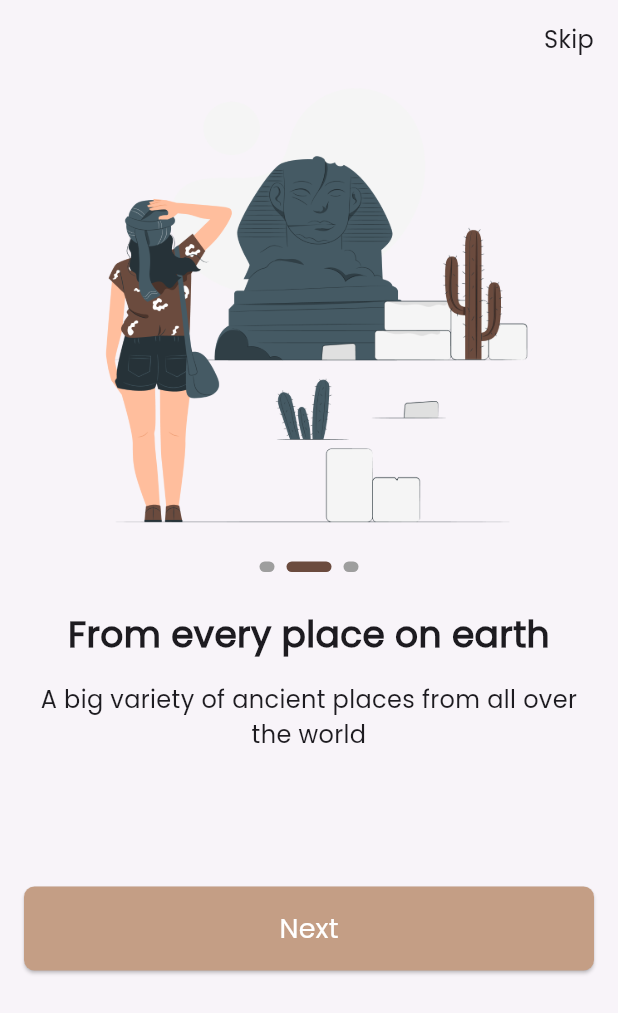
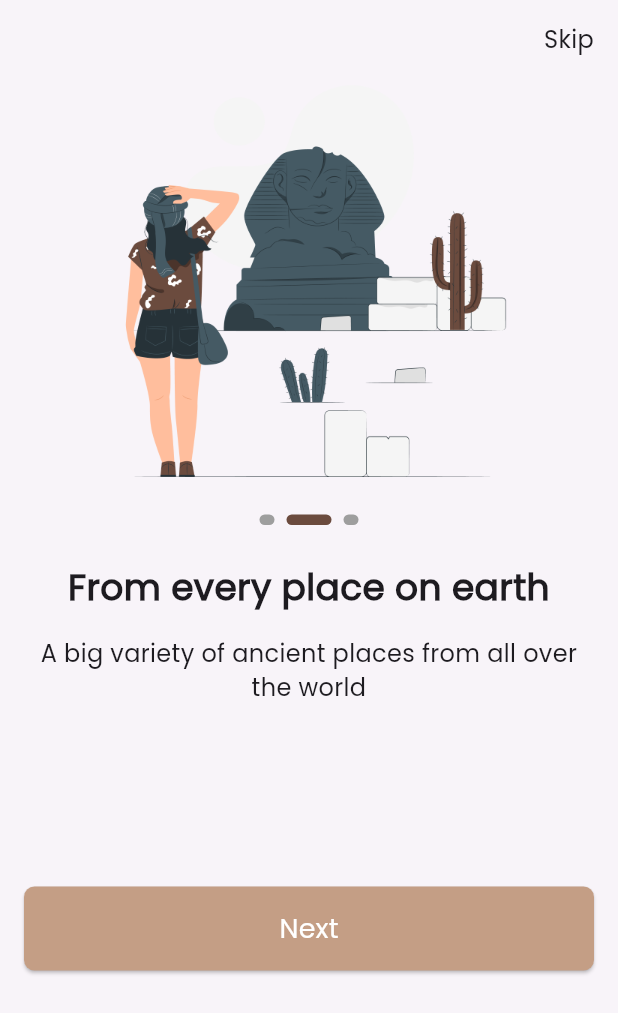
Before and after one commit to MohamedEmam8954/Dalel, a Flutter app: the screen it shows after launch, after a tap on "Next", on a phone screen of 412 x 824 dp. Shown: the top 1013 px of the screen. Run offline on Flutter 3.47's test engine with Material 3 defaults, Android fonts, the phone set to English and light mode, and no system bars; drawn by our look-alikes of smooth_page_indicator; our stand-ins replace go_router.

Commit message:
refactor our code

```diff
--- a/lib/core/functions/customNavgation.dart
+++ b/lib/core/functions/customNavgation.dart
@@ -3,3 +3,7 @@ import 'package:go_router/go_router.dart';
 void customNavgation(context, String path) {
   GoRouter.of(context).push(path);
 }
+
+void customReplacementNavgation(context, String path) {
+  GoRouter.of(context).pushReplacement(path);
+}
--- a/lib/features/onboarding/presentation/widgets/customPageViewBody.dart
+++ b/lib/features/onboarding/presentation/widgets/customPageViewBody.dart
@@ -20,9 +20,17 @@ class CustomPageViewBody extends StatelessWidget {
   Widget build(BuildContext context) {
     return Column(
       children: [
-        Image.asset(
-          img,
-          fit: BoxFit.fill,
+        Container(
+          height: 290,
+          width: 343,
+          decoration: BoxDecoration(
+            image: DecorationImage(
+              image: AssetImage(
+                img,
+              ),
+              fit: BoxFit.cover,
+            ),
+          ),
         ),
         const SizedBox(
           height: 15,
@@ -35,6 +43,8 @@ class CustomPageViewBody extends StatelessWidget {
           title,
           style: AppStyles.styles24,
           textAlign: TextAlign.center,
+          maxLines: 2,
+          overflow: TextOverflow.ellipsis,
         ),
         const SizedBox(
           height: 16,
@@ -43,6 +53,8 @@ class CustomPageViewBody extends StatelessWidget {
           subtitle,
           style: AppStyles.styles16,
           textAlign: TextAlign.center,
+          maxLines: 2,
+          overflow: TextOverflow.ellipsis,
         ),
       ],
     );
--- a/lib/features/onboarding/presentation/widgets/custompageView.dart
+++ b/lib/features/onboarding/presentation/widgets/custompageView.dart
@@ -44,6 +44,7 @@ class _CustomPageViewState extends State<CustomPageView> {
         SizedBox(
           height: 535,
           child: PageView.builder(
+            physics: const BouncingScrollPhysics(),
             onPageChanged: (value) {
               index = value;
               setState(() {});
--- a/lib/features/splash/presentation/views/splashView.dart
+++ b/lib/features/splash/presentation/views/splashView.dart
@@ -38,6 +38,6 @@ class _SplashViewState extends State<SplashView> {
 
 void navToSplash(context) {
   Future.delayed(const Duration(seconds: 2), () {
-    customNavgation(context, AppRouter.kOnBoarding);
+    customReplacementNavgation(context, AppRouter.kOnBoarding);
   });
 }
```
